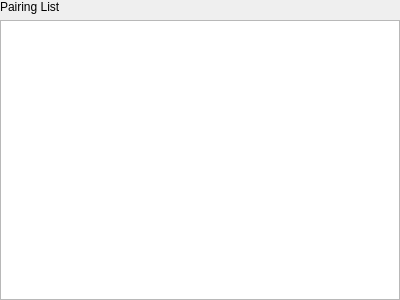
Qt form integration/v2/src/libs/libpair/widgets/pairing/ui/PairingListWidget.ui (mrdeveloperdude/OctoMY) before a commit.
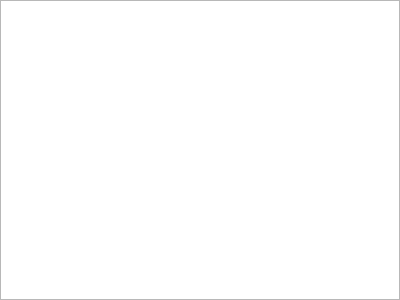
The same form after that commit.

Commit message: Separated trust editor from pairing wizard into separate widget

```diff
--- a/integration/v2/src/libs/libpair/widgets/pairing/ui/PairingListWidget.ui
+++ b/integration/v2/src/libs/libpair/widgets/pairing/ui/PairingListWidget.ui
@@ -26,7 +26,7 @@
    <property name="bottomMargin">
     <number>0</number>
    </property>
-   <item row="1" column="0">
+   <item row="0" column="0">
     <widget class="QListView" name="listViewNodes">
      <property name="sizePolicy">
       <sizepolicy hsizetype="Expanding" vsizetype="Expanding">
@@ -60,13 +60,6 @@
      </property>
     </widget>
    </item>
-   <item row="0" column="0">
-    <widget class="QLabel" name="label">
-     <property name="text">
-      <string>Pairing List</string>
-     </property>
-    </widget>
-   </item>
   </layout>
  </widget>
  <resources/>
```
The commit also changes 10 other files.
